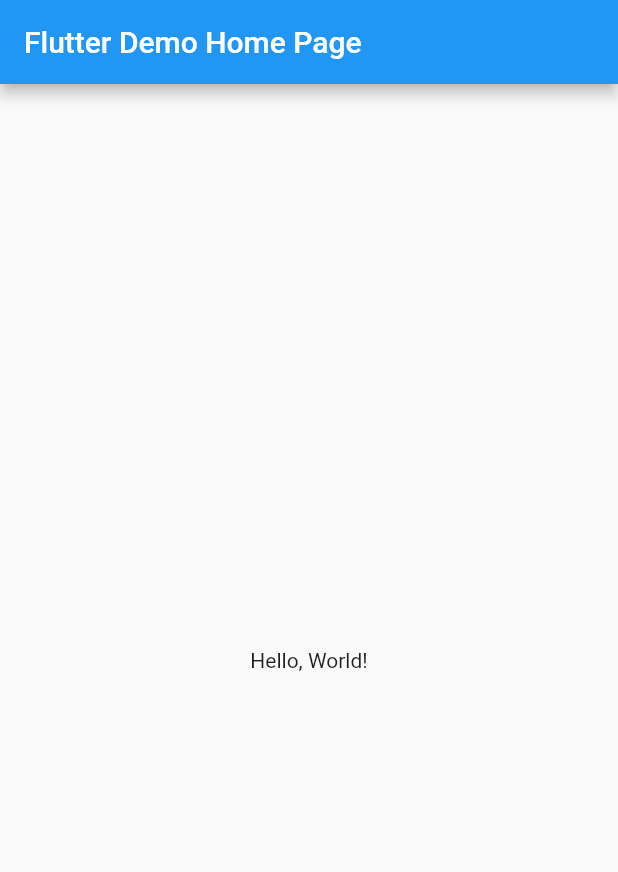
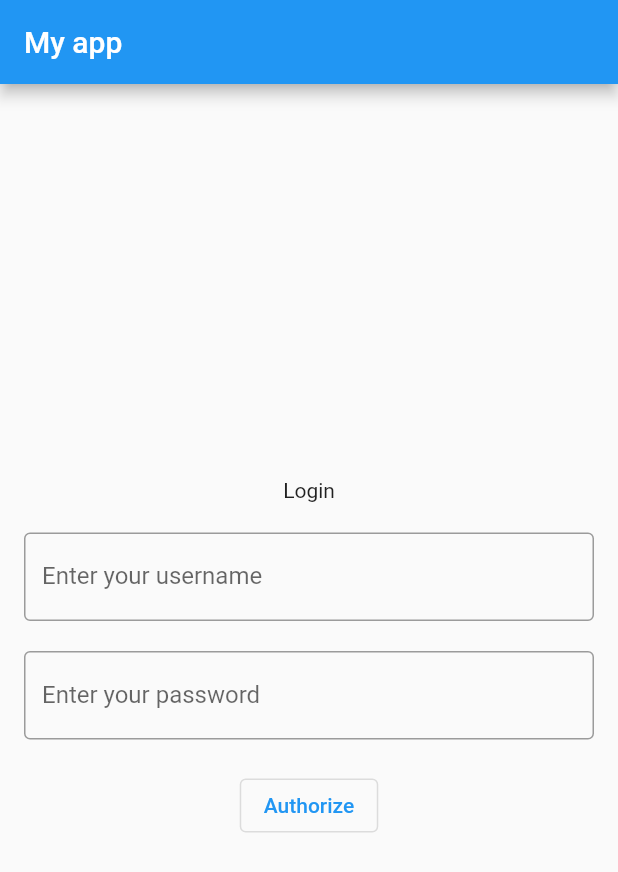
Before and after one commit to lemarguese/mobile-dev-ms, a Flutter app: the screen it shows after launch, on a phone screen of 412 x 824 dp. Shown: the top 872 px of the screen. Run offline on Flutter 3.47's test engine with Material 2 defaults, Android fonts, the phone set to English and light mode, and no system bars.

```diff
--- a/lib/main.dart
+++ b/lib/main.dart
@@ -1,3 +1,4 @@
+import 'package:flutter/cupertino.dart';
 import 'package:flutter/material.dart';
 
 void main() => runApp(MyApp());
@@ -8,15 +9,26 @@ class MyApp extends StatelessWidget {
   Widget build(BuildContext context) {
     return MaterialApp(
       // Application name
-      title: 'Flutter Hello World',
+      title: 'Flutter app',
       // Application theme data, you can set the colors for the application as
       // you want
       theme: ThemeData(
         primarySwatch: Colors.blue,
       ),
       // A widget which will be started on application startup
-      home: MyHomePage(title: 'Flutter Demo Home Page'),
+      home: MyHomePage(title: 'My app'),
     );
+  }
+}
+
+class MainPage extends StatelessWidget {
+  Widget build(BuildContext context) {
+    return Scaffold(
+        appBar: AppBar(
+          // The title text which will be shown on the action bar
+          title: Text('authorized'),
+        ),
+        body: Center());
   }
 }
 
@@ -26,16 +38,71 @@ class MyHomePage extends StatelessWidget {
 
   @override
   Widget build(BuildContext context) {
+    final username = TextEditingController();
+    final password = TextEditingController();
     return Scaffold(
       appBar: AppBar(
         // The title text which will be shown on the action bar
         title: Text(title),
       ),
       body: Center(
-        child: Text(
-          'Hello, World!',
-        ),
-      ),
+          child: Padding(
+        child: Column(
+            mainAxisAlignment: MainAxisAlignment.center,
+            crossAxisAlignment: CrossAxisAlignment.center,
+            children: [
+              Text(
+                'Login',
+              ),
+              Container(
+                  margin: const EdgeInsets.only(top: 20.0, bottom: 20.0),
+                  child: TextFormField(
+                      controller: username,
+                      decoration: const InputDecoration(
+                        border: OutlineInputBorder(),
+                        labelText: 'Enter your username',
+                      ))),
+              TextFormField(
+                  controller: password,
+                  obscureText: true,
+                  decoration: const InputDecoration(
+                    border: OutlineInputBorder(),
+                    labelText: 'Enter your password',
+                  )),
+              Container(
+                margin: const EdgeInsets.only(top: 20.0),
+                child: OutlinedButton(
+                  onPressed: () {
+                    if (username.text == 'app' && password.text == '12345') {
+                      Navigator.of(context).push(
+                        MaterialPageRoute(
+                          builder: (context) => MainPage(),
+                        ),
+                      );
+                    } else {
+                      showDialog(
+                        context: context,
+                        builder: (ctx) => AlertDialog(
+                          title: Text("Show Alert Dialog Box"),
+                          content: Text("You have raised a Alert Dialog Box"),
+                          actions: <Widget>[
+                            FlatButton(
+                              onPressed: () {
+                                Navigator.of(ctx).pop();
+                              },
+                              child: Text("Ok"),
+                            ),
+                          ],
+                        ),
+                      );
+                    }
+                  },
+                  child: const Text('Authorize'),
+                ),
+              )
+            ]),
+        padding: const EdgeInsets.symmetric(horizontal: 16, vertical: 20),
+      )),
     );
   }
 }
```
Also changed, not shown: 1 other file.
